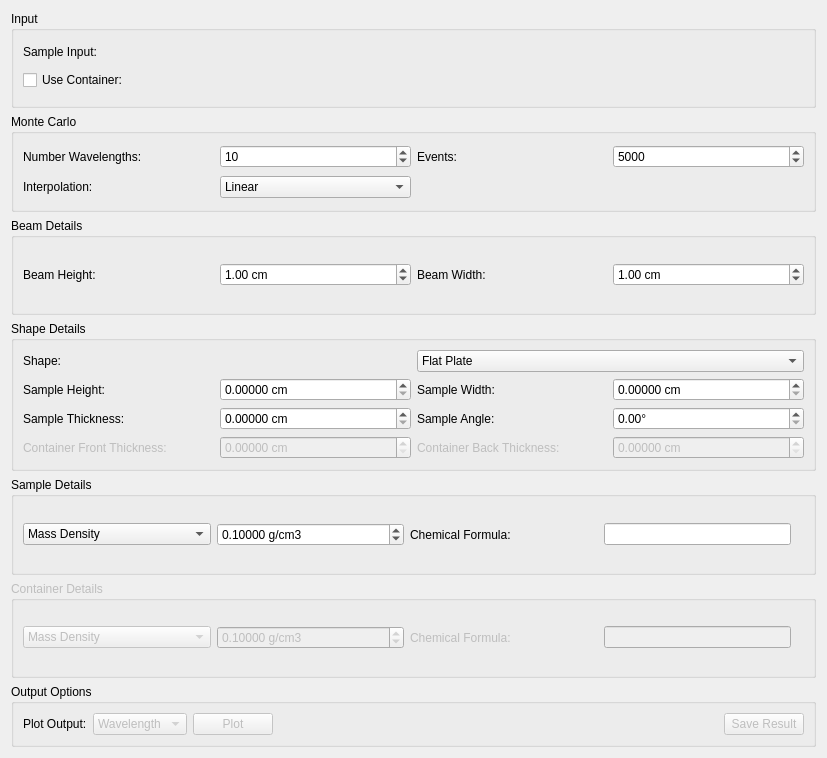
yxqd/mantid, file qt/scientific_interfaces/Indirect/AbsorptionCorrections.ui: the form before one commit.
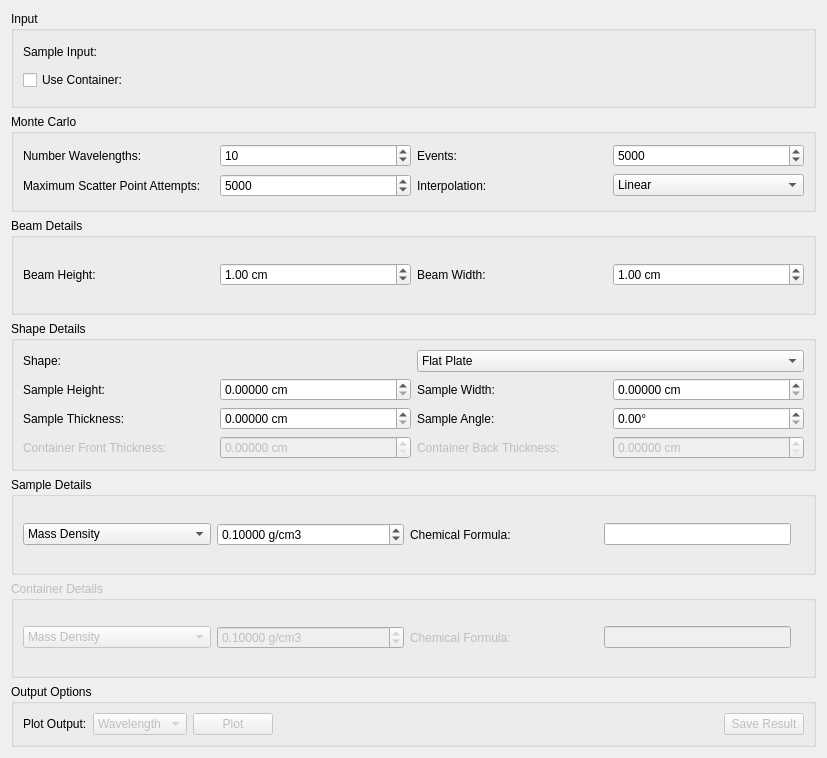
The form after the commit. Custom widgets are drawn as their Qt base class.

Commit message:
Add MaxScatterPointAttempts spinner to AbsorptionCorrections interfce
Refs #22054

The edit to the form file:
```diff
--- a/qt/scientific_interfaces/Indirect/AbsorptionCorrections.ui
+++ b/qt/scientific_interfaces/Indirect/AbsorptionCorrections.ui
@@ -157,14 +157,7 @@
         </property>
        </widget>
       </item>
-      <item row="1" column="0">
-       <widget class="QLabel" name="lbInterpolation">
-        <property name="text">
-         <string>Interpolation:</string>
-        </property>
-       </widget>
-      </item>
-      <item row="1" column="1">
+      <item row="1" column="4">
        <widget class="QComboBox" name="cbInterpolation">
         <item>
          <property name="text">
@@ -178,6 +171,30 @@
         </item>
        </widget>
       </item>
+      <item row="1" column="2">
+       <widget class="QLabel" name="lbInterpolation">
+        <property name="text">
+         <string>Interpolation:</string>
+        </property>
+       </widget>
+      </item>
+      <item row="1" column="0">
+       <widget class="QLabel" name="lcMaxScatterPointAttempts">
+        <property name="text">
+         <string>Maximum Scatter Point Attempts:</string>
+        </property>
+       </widget>
+      </item>
+      <item row="1" column="1">
+       <widget class="QSpinBox" name="spMaxScatterPointAttempts">
+        <property name="maximum">
+         <number>1000000</number>
+        </property>
+        <property name="value">
+         <number>5000</number>
+        </property>
+       </widget>
+      </item>
      </layout>
     </widget>
    </item>
```
